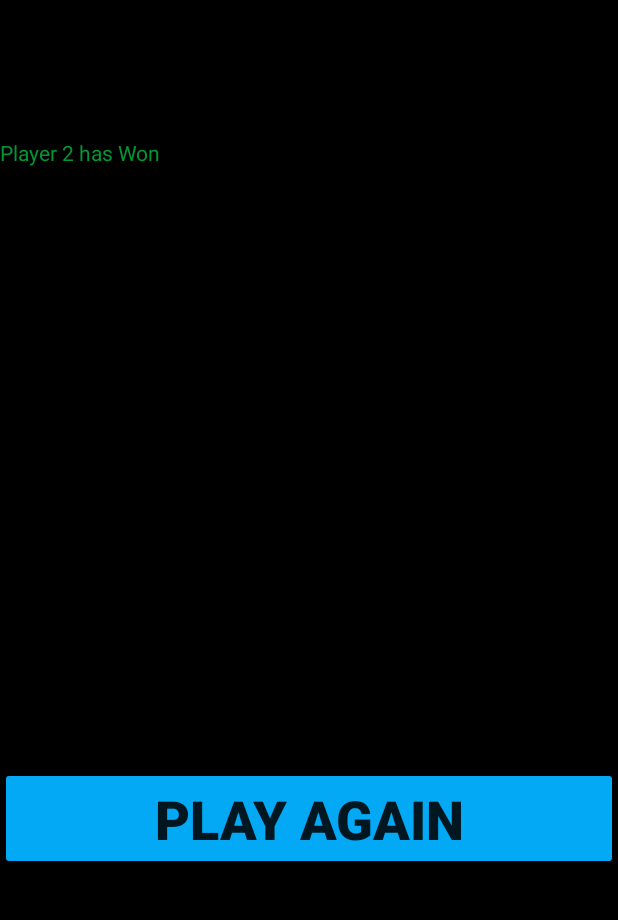
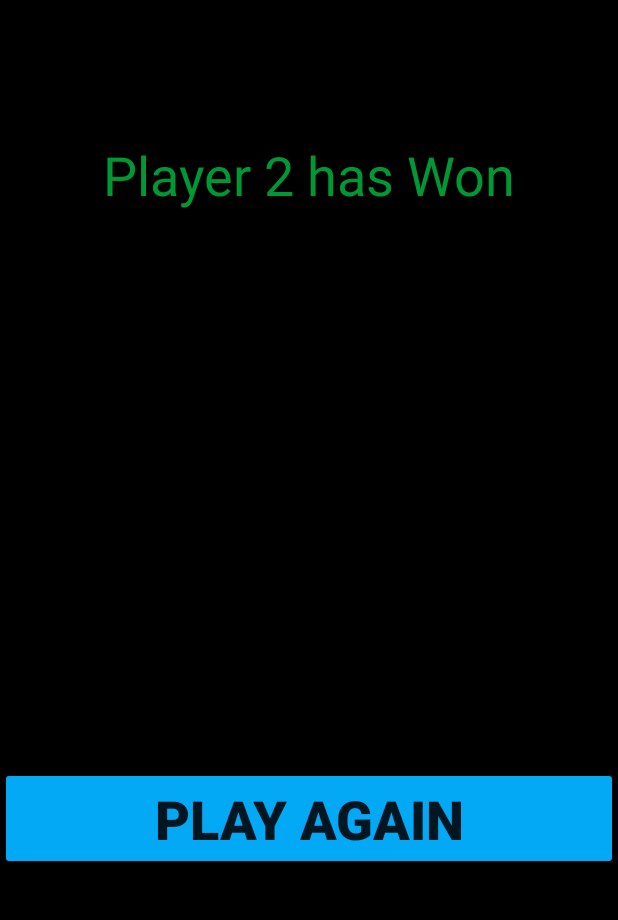
Before and after one commit to bpendleton7/Battleship-OOP-Final, an Android app: the Winner screen opened directly, with no data from a screen before it, on a phone screen of 412 x 824 dp, the part 84-1004 px from its top. Run offline under Robolectric (Android 15) with nearby library versions, the light colour scheme and no system bars.

```diff
--- a/app/src/main/java/com/example/battleship/PlayerOnePlayScreen.java
+++ b/app/src/main/java/com/example/battleship/PlayerOnePlayScreen.java
@@ -97,10 +97,7 @@ public class PlayerOnePlayScreen extends AppCompatActivity implements View.OnCli
                         buttons[row][col].setBackgroundColor(Color.BLUE);
                         break;
                     case 2:
-                        buttons[row][col].setBackgroundColor(Color.rgb(255,165,0));
-                        break;
-                    case 3:
-                        buttons[row][col].setBackgroundColor(Color.rgb(195,0,22));
+                        buttons[row][col].setBackgroundColor(Color.RED);
                         break;
                 }
 
--- a/app/src/main/java/com/example/battleship/PlayerTwoPlayScreen.java
+++ b/app/src/main/java/com/example/battleship/PlayerTwoPlayScreen.java
@@ -95,10 +95,7 @@ public class PlayerTwoPlayScreen extends AppCompatActivity implements View.OnCli
                         buttons[row][col].setBackgroundColor(Color.BLUE);
                         break;
                     case 2:
-                        buttons[row][col].setBackgroundColor(Color.rgb(255,165,0));
-                        break;
-                    case 3:
-                        buttons[row][col].setBackgroundColor(Color.rgb(195,0,22));
+                        buttons[row][col].setBackgroundColor(Color.RED);
                         break;
                 }
 
--- a/app/src/main/res/layout/activity_winner.xml
+++ b/app/src/main/res/layout/activity_winner.xml
@@ -12,6 +12,9 @@
         android:layout_width="0dp"
         android:layout_height="0dp"
         android:layout_marginTop="92dp"
+        android:textAlignment="center"
+        android:textColor="#FFFFFF"
+        android:textSize="36sp"
         app:layout_constraintBottom_toTopOf="@+id/button_return"
         app:layout_constraintEnd_toEndOf="parent"
         app:layout_constraintHorizontal_bias="0.0"
```
